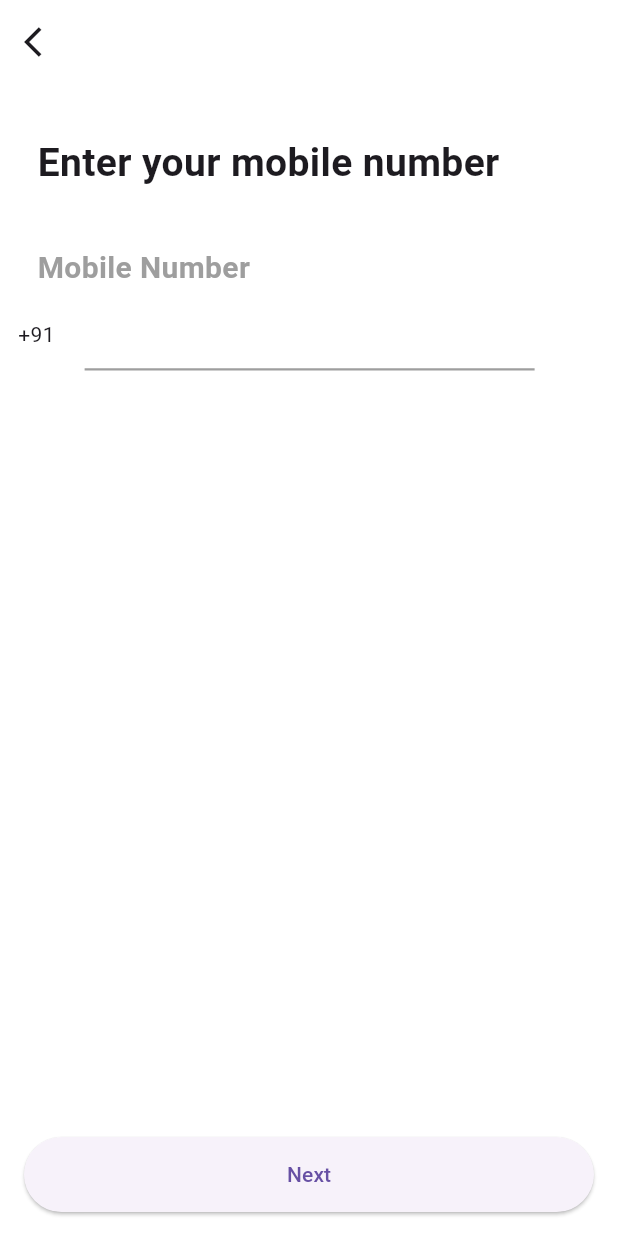
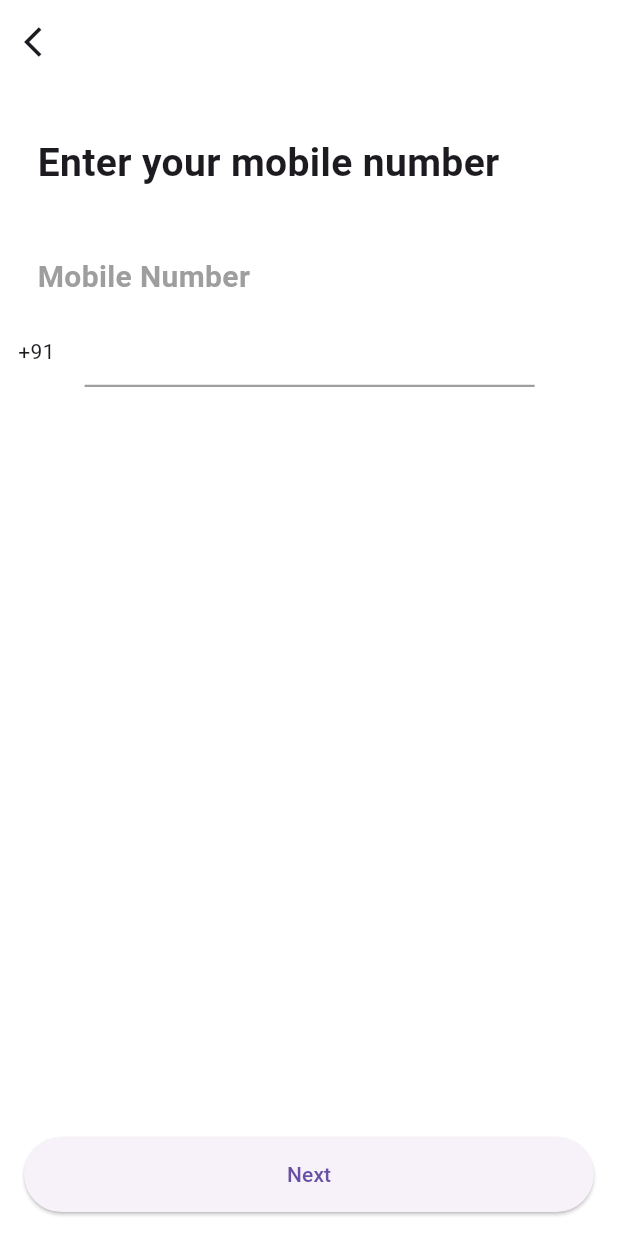
Before and after one commit to MMuusskkaann/Groceries-App, a Flutter app: the Numberpage screen opened directly, on a phone screen of 412 x 824 dp. Run offline on Flutter 3.47's test engine with Material 3 defaults, Android fonts, the phone set to English and light mode, and no system bars; Roboto replaces fonts that are missing (Gilroy).

Commit message:
Updated numberpage.dart, pubspec.yaml and added Rectangle.png

```diff
--- a/lib/pages/numberpage.dart
+++ b/lib/pages/numberpage.dart
@@ -18,7 +18,9 @@ class _NumberpageState extends State<Numberpage> {
         leading: IconButton(onPressed: () {}, icon: Icon(Icons.arrow_back_ios)),
       ),
 
-      body: Column(
+      body: Stack(
+        children: [
+          Column(
             crossAxisAlignment: CrossAxisAlignment.start,
             children: [
               Container(
@@ -43,7 +45,7 @@ class _NumberpageState extends State<Numberpage> {
                     fontWeight: FontWeight.w600,
                     fontFamily: "Gilroy",
                     color: Colors.grey,
-                // height: 2,
+                    height: 2,
                   ),
                 ),
               ),
@@ -73,6 +75,8 @@ class _NumberpageState extends State<Numberpage> {
 
             ],
           ),
+        ],
+      ),
 
       bottomNavigationBar: Padding(
         padding: EdgeInsets.all(16.0),
--- a/pubspec.yaml
+++ b/pubspec.yaml
@@ -63,6 +63,7 @@ flutter:
     - assets/images/onboardng.png
     - assets/images/Group.png
     - assets/images/maskgroup.png
+    - assets/images/Rectangle.png
 
   # An image asset can refer to one or more resolution-specific "variants", see
   # https://flutter.dev/to/resolution-aware-images
```
Also changed, not shown: assets/images/Rectangle.png (added). Lines whose indentation alone changed are shown as unchanged.
